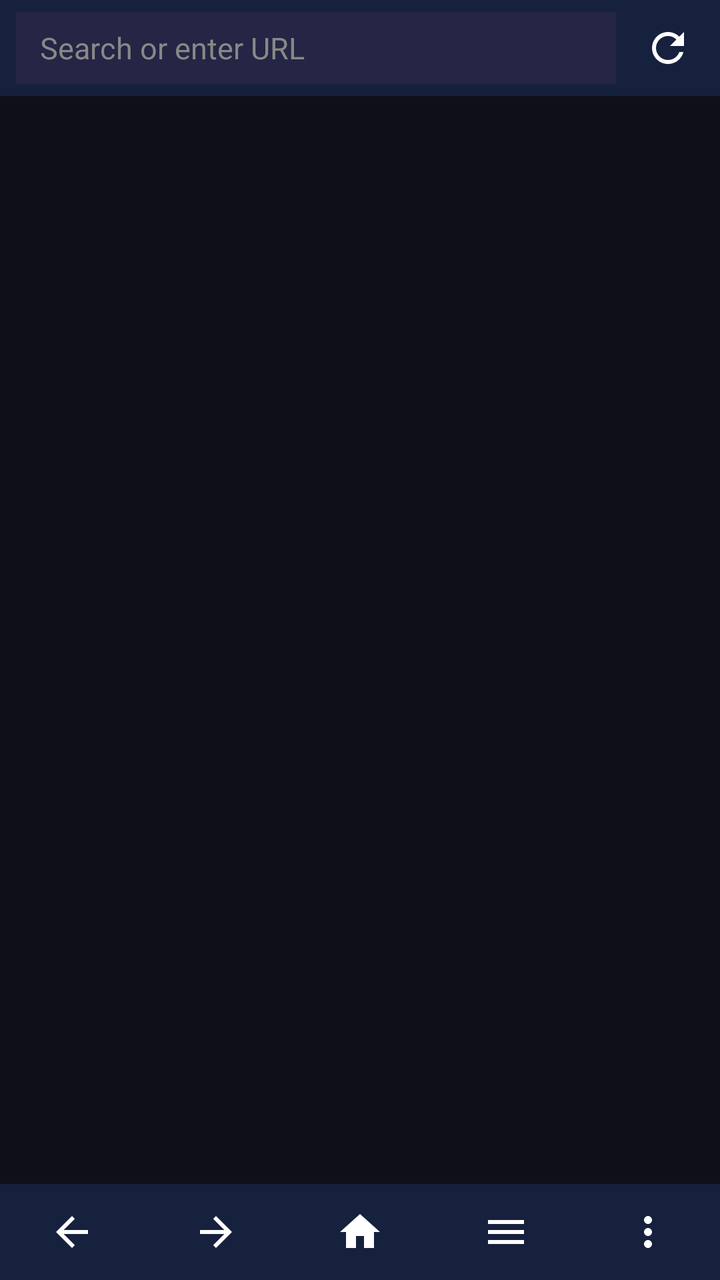
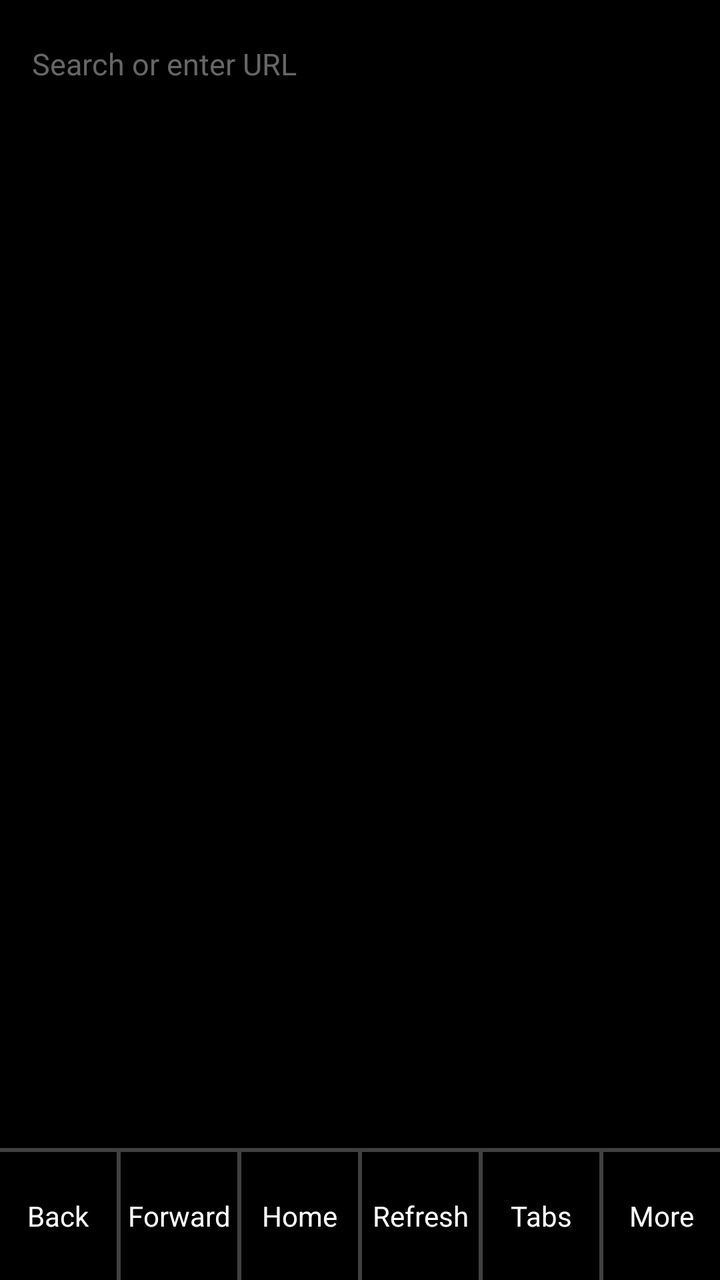

An Android layout rendered at two revisions. The XML below is the earlier revision; the diff shows what the commit changed to produce the second picture.
<!-- AndroidManifest.xml: application theme Theme.ITNSecureBrowser -->
<!-- res/layout/activity_main.xml -->
<?xml version="1.0" encoding="utf-8"?>
<LinearLayout xmlns:android="http://schemas.android.com/apk/res/android"
    android:layout_width="match_parent"
    android:layout_height="match_parent"
    android:orientation="vertical"
    android:background="@color/bg_page">

    <LinearLayout
        android:layout_width="match_parent"
        android:layout_height="48dp"
        android:orientation="horizontal"
        android:gravity="center_vertical"
        android:paddingStart="8dp"
        android:paddingEnd="8dp"
        android:background="@color/bg_toolbar">

        <EditText
            android:id="@+id/urlBar"
            android:layout_width="0dp"
            android:layout_height="36dp"
            android:layout_weight="1"
            android:background="@color/bg_field"
            android:hint="@string/hint_search"
            android:textColorHint="@color/text_secondary"
            android:textColor="@color/text_primary"
            android:textSize="15sp"
            android:singleLine="true"
            android:imeOptions="actionGo"
            android:inputType="textUri"
            android:paddingStart="12dp"
            android:paddingEnd="12dp" />

        <ImageButton
            android:id="@+id/btnRefreshStop"
            android:layout_width="36dp"
            android:layout_height="36dp"
            android:layout_marginStart="8dp"
            android:background="?android:attr/selectableItemBackgroundBorderless"
            android:contentDescription="@string/cd_refresh"
            android:src="@drawable/ic_refresh"
            android:tint="@color/text_primary" />
    </LinearLayout>

    <ProgressBar
        android:id="@+id/progressBar"
        style="?android:attr/progressBarStyleHorizontal"
        android:layout_width="match_parent"
        android:layout_height="3dp"
        android:max="100"
        android:visibility="gone" />

    <FrameLayout
        android:id="@+id/webViewContainer"
        android:layout_width="match_parent"
        android:layout_height="0dp"
        android:layout_weight="1" />

    <LinearLayout
        android:layout_width="match_parent"
        android:layout_height="48dp"
        android:orientation="horizontal"
        android:background="@color/bg_toolbar"
        android:gravity="center">

        <ImageButton
            android:id="@+id/btnBack"
            android:layout_width="0dp"
            android:layout_height="48dp"
            android:layout_weight="1"
            android:background="?android:attr/selectableItemBackgroundBorderless"
            android:contentDescription="@string/cd_back"
            android:src="@drawable/ic_back"
            android:tint="@color/text_primary" />

        <ImageButton
            android:id="@+id/btnForward"
            android:layout_width="0dp"
            android:layout_height="48dp"
            android:layout_weight="1"
            android:background="?android:attr/selectableItemBackgroundBorderless"
            android:contentDescription="@string/cd_forward"
            android:src="@drawable/ic_forward"
            android:tint="@color/text_primary" />

        <ImageButton
            android:id="@+id/btnHome"
            android:layout_width="0dp"
            android:layout_height="48dp"
            android:layout_weight="1"
            android:background="?android:attr/selectableItemBackgroundBorderless"
            android:contentDescription="@string/cd_home"
            android:src="@drawable/ic_home"
            android:tint="@color/text_primary" />

        <ImageButton
            android:id="@+id/btnTabs"
            android:layout_width="0dp"
            android:layout_height="48dp"
            android:layout_weight="1"
            android:background="?android:attr/selectableItemBackgroundBorderless"
            android:contentDescription="@string/cd_tabs"
            android:src="@drawable/ic_tabs"
            android:tint="@color/text_primary" />

        <ImageButton
            android:id="@+id/btnMore"
            android:layout_width="0dp"
            android:layout_height="48dp"
            android:layout_weight="1"
            android:background="?android:attr/selectableItemBackgroundBorderless"
            android:contentDescription="@string/cd_more"
            android:src="@drawable/ic_more"
            android:tint="@color/text_primary" />
    </LinearLayout>
</LinearLayout>
<!-- resources referenced by this layout -->
<resources>
  <color name="bg_field">#252545</color>
  <color name="bg_page">#0F0F1A</color>
  <color name="bg_toolbar">#16213E</color>
  <color name="text_primary">#FFFFFF</color>
  <color name="text_secondary">#888888</color>
  <!-- drawable ic_back (drawable) -->
  <vector xmlns:android="http://schemas.android.com/apk/res/android"
      android:width="24dp"
      android:height="24dp"
      android:viewportWidth="24"
      android:viewportHeight="24">
      <path
          android:fillColor="#FFFFFF"
          android:pathData="M20,11H7.83l5.59,-5.59L12,4l-8,8 8,8 1.41,-1.41L7.83,13H20v-2z" />
  </vector>
  <!-- drawable ic_forward (drawable) -->
  <vector xmlns:android="http://schemas.android.com/apk/res/android"
      android:width="24dp"
      android:height="24dp"
      android:viewportWidth="24"
      android:viewportHeight="24">
      <path
          android:fillColor="#FFFFFF"
          android:pathData="M12,4l-1.41,1.41L16.17,11H4v2h12.17l-5.58,5.59L12,20l8,-8z" />
  </vector>
  <!-- drawable ic_home (drawable) -->
  <vector xmlns:android="http://schemas.android.com/apk/res/android"
      android:width="24dp"
      android:height="24dp"
      android:viewportWidth="24"
      android:viewportHeight="24">
      <path
          android:fillColor="#FFFFFF"
          android:pathData="M10,20v-6h4v6h5v-8h3L12,3 2,12h3v8z"/>
  </vector>
  <!-- drawable ic_more (drawable) -->
  <vector xmlns:android="http://schemas.android.com/apk/res/android"
      android:width="24dp"
      android:height="24dp"
      android:viewportWidth="24"
      android:viewportHeight="24">
      <path
          android:fillColor="#FFFFFF"
          android:pathData="M12,8c1.1,0 2,-0.9 2,-2s-0.9,-2 -2,-2 -2,0.9 -2,2 0.9,2 2,2zM12,10c-1.1,0 -2,0.9 -2,2s0.9,2 2,2 2,-0.9 2,-2 -0.9,-2 -2,-2zM12,16c-1.1,0 -2,0.9 -2,2s0.9,2 2,2 2,-0.9 2,-2 -0.9,-2 -2,-2z"/>
  </vector>
  <!-- drawable ic_refresh (drawable) -->
  <vector xmlns:android="http://schemas.android.com/apk/res/android"
      android:width="24dp"
      android:height="24dp"
      android:viewportWidth="24"
      android:viewportHeight="24">
      <path
          android:fillColor="#FFFFFF"
          android:pathData="M17.65,6.35C16.2,4.9 14.21,4 12,4c-4.42,0 -7.99,3.58 -7.99,8s3.57,8 7.99,8c3.73,0 6.84,-2.55 7.73,-6h-2.08c-0.82,2.33 -3.04,4 -5.65,4 -3.31,0 -6,-2.69 -6,-6s2.69,-6 6,-6c1.66,0 3.14,0.69 4.22,1.78L13,11h7V4l-2.35,2.35z" />
  </vector>
  <!-- drawable ic_tabs (drawable) -->
  <vector xmlns:android="http://schemas.android.com/apk/res/android"
      android:width="24dp"
      android:height="24dp"
      android:viewportWidth="24"
      android:viewportHeight="24">
      <path
          android:fillColor="#FFFFFF"
          android:pathData="M4,6h18v2H4V6zm0,5h18v2H4v-2zm0,5h18v2H4v-2z"/>
  </vector>
  <string name="cd_back">Back</string>
  <string name="cd_forward">Forward</string>
  <string name="cd_home">Home</string>
  <string name="cd_more">More</string>
  <string name="cd_refresh">Refresh</string>
  <string name="cd_tabs">Tabs</string>
  <string name="hint_search">Search or enter URL</string>
  <style name="Theme.ITNSecureBrowser" parent="android:Theme.Material.NoActionBar">
          <item name="android:windowBackground">@color/bg_page</item>
          <item name="android:colorBackground">@color/bg_page</item>
          <item name="android:textColorPrimary">@color/text_primary</item>
          <item name="android:textColorSecondary">@color/text_secondary</item>
      </style>
</resources>

<!-- the commit's change to res/layout/activity_main.xml (unified diff, before → after) -->
@@ -3,49 +3,27 @@
     android:layout_width="match_parent"
     android:layout_height="match_parent"
     android:orientation="vertical"
-    android:background="@color/bg_page">
+    android:background="@color/bg">
 
-    <LinearLayout
+    <EditText
+        android:id="@+id/urlBar"
         android:layout_width="match_parent"
-        android:layout_height="48dp"
-        android:orientation="horizontal"
-        android:gravity="center_vertical"
-        android:paddingStart="8dp"
-        android:paddingEnd="8dp"
-        android:background="@color/bg_toolbar">
-
-        <EditText
-            android:id="@+id/urlBar"
-            android:layout_width="0dp"
-            android:layout_height="36dp"
-            android:layout_weight="1"
-            android:background="@color/bg_field"
-            android:hint="@string/hint_search"
-            android:textColorHint="@color/text_secondary"
-            android:textColor="@color/text_primary"
-            android:textSize="15sp"
-            android:singleLine="true"
-            android:imeOptions="actionGo"
-            android:inputType="textUri"
-            android:paddingStart="12dp"
-            android:paddingEnd="12dp" />
-
-        <ImageButton
-            android:id="@+id/btnRefreshStop"
-            android:layout_width="36dp"
-            android:layout_height="36dp"
-            android:layout_marginStart="8dp"
-            android:background="?android:attr/selectableItemBackgroundBorderless"
-            android:contentDescription="@string/cd_refresh"
-            android:src="@drawable/ic_refresh"
-            android:tint="@color/text_primary" />
-    </LinearLayout>
+        android:layout_height="@dimen/row_height"
+        android:background="@android:color/transparent"
+        android:hint="@string/hint_search"
+        android:textColorHint="@color/text_hint"
+        android:textColor="@color/text_primary"
+        android:textSize="15sp"
+        android:singleLine="true"
+        android:imeOptions="actionGo"
+        android:inputType="textUri"
+        android:paddingHorizontal="@dimen/padding" />
 
     <ProgressBar
         android:id="@+id/progressBar"
         style="?android:attr/progressBarStyleHorizontal"
         android:layout_width="match_parent"
-        android:layout_height="3dp"
+        android:layout_height="@dimen/divider"
         android:max="100"
         android:visibility="gone" />
 
@@ -55,61 +33,106 @@
         android:layout_height="0dp"
         android:layout_weight="1" />
 
+    <View
+        android:layout_width="match_parent"
+        android:layout_height="@dimen/divider"
+        android:background="@drawable/divider_horizontal" />
+
     <LinearLayout
         android:layout_width="match_parent"
-        android:layout_height="48dp"
+        android:layout_height="@dimen/row_height"
         android:orientation="horizontal"
-        android:background="@color/bg_toolbar"
         android:gravity="center">
 
-        <ImageButton
+        <TextView
             android:id="@+id/btnBack"
             android:layout_width="0dp"
-            android:layout_height="48dp"
+            android:layout_height="match_parent"
             android:layout_weight="1"
-            android:background="?android:attr/selectableItemBackgroundBorderless"
-            android:contentDescription="@string/cd_back"
-            android:src="@drawable/ic_back"
-            android:tint="@color/text_primary" />
+            android:gravity="center"
+            android:text="Back"
+            android:textColor="@color/text_primary"
+            android:textSize="14sp"
+            android:background="?android:attr/selectableItemBackground" />
 
-        <ImageButton
+        <View
+            android:layout_width="@dimen/divider"
+            android:layout_height="match_parent"
+            android:background="@drawable/divider_vertical" />
+
+        <TextView
             android:id="@+id/btnForward"
             android:layout_width="0dp"
-            android:layout_height="48dp"
+            android:layout_height="match_parent"
             android:layout_weight="1"
-            android:background="?android:attr/selectableItemBackgroundBorderless"
-            android:contentDescription="@string/cd_forward"
-            android:src="@drawable/ic_forward"
-            android:tint="@color/text_primary" />
+            android:gravity="center"
+            android:text="Forward"
+            android:textColor="@color/text_primary"
+            android:textSize="14sp"
+            android:background="?android:attr/selectableItemBackground" />
 
-        <ImageButton
+        <View
+            android:layout_width="@dimen/divider"
+            android:layout_height="match_parent"
+            android:background="@drawable/divider_vertical" />
+
+        <TextView
             android:id="@+id/btnHome"
             android:layout_width="0dp"
-            android:layout_height="48dp"
+            android:layout_height="match_parent"
             android:layout_weight="1"
-            android:background="?android:attr/selectableItemBackgroundBorderless"
-            android:contentDescription="@string/cd_home"
-            android:src="@drawable/ic_home"
-            android:tint="@color/text_primary" />
+            android:gravity="center"
+            android:text="Home"
+            android:textColor="@color/text_primary"
+            android:textSize="14sp"
+            android:background="?android:attr/selectableItemBackground" />
 
-        <ImageButton
+        <View
+            android:layout_width="@dimen/divider"
+            android:layout_height="match_parent"
+            android:background="@drawable/divider_vertical" />
+
+        <TextView
+            android:id="@+id/btnRefreshStop"
+            android:layout_width="0dp"
+            android:layout_height="match_parent"
+            android:layout_weight="1"
+            android:gravity="center"
+            android:text="Refresh"
+            android:textColor="@color/text_primary"
+            android:textSize="14sp"
+            android:background="?android:attr/selectableItemBackground" />
+
+        <View
+            android:layout_width="@dimen/divider"
+            android:layout_height="match_parent"
+            android:background="@drawable/divider_vertical" />
+
+        <TextView
             android:id="@+id/btnTabs"
             android:layout_width="0dp"
-            android:layout_height="48dp"
+            android:layout_height="match_parent"
             android:layout_weight="1"
-            android:background="?android:attr/selectableItemBackgroundBorderless"
-            android:contentDescription="@string/cd_tabs"
-            android:src="@drawable/ic_tabs"
-            android:tint="@color/text_primary" />
+            android:gravity="center"
+            android:text="Tabs"
+            android:textColor="@color/text_primary"
+            android:textSize="14sp"
+            android:background="?android:attr/selectableItemBackground" />
 
-        <ImageButton
+        <View
+            android:layout_width="@dimen/divider"
+            android:layout_height="match_parent"
+            android:background="@drawable/divider_vertical" />
+
+        <TextView
             android:id="@+id/btnMore"
             android:layout_width="0dp"
-            android:layout_height="48dp"
+            android:layout_height="match_parent"
             android:layout_weight="1"
-            android:background="?android:attr/selectableItemBackgroundBorderless"
-            android:contentDescription="@string/cd_more"
-            android:src="@drawable/ic_more"
-            android:tint="@color/text_primary" />
+            android:gravity="center"
+            android:text="More"
+            android:textColor="@color/text_primary"
+            android:textSize="14sp"
+            android:background="?android:attr/selectableItemBackground" />
     </LinearLayout>
 </LinearLayout>
<!-- resource entries referenced after the edit -->
@@ -1,82 +1,32 @@
 <!-- resources referenced by this layout -->
 <resources>
-  <color name="bg_field">#252545</color>
-  <color name="bg_page">#0F0F1A</color>
-  <color name="bg_toolbar">#16213E</color>
-  <color name="text_primary">#FFFFFF</color>
-  <color name="text_secondary">#888888</color>
-  <!-- drawable ic_back (drawable) -->
-  <vector xmlns:android="http://schemas.android.com/apk/res/android"
-      android:width="24dp"
-      android:height="24dp"
-      android:viewportWidth="24"
-      android:viewportHeight="24">
-      <path
-          android:fillColor="#FFFFFF"
-          android:pathData="M20,11H7.83l5.59,-5.59L12,4l-8,8 8,8 1.41,-1.41L7.83,13H20v-2z" />
-  </vector>
-  <!-- drawable ic_forward (drawable) -->
-  <vector xmlns:android="http://schemas.android.com/apk/res/android"
-      android:width="24dp"
-      android:height="24dp"
-      android:viewportWidth="24"
-      android:viewportHeight="24">
-      <path
-          android:fillColor="#FFFFFF"
-          android:pathData="M12,4l-1.41,1.41L16.17,11H4v2h12.17l-5.58,5.59L12,20l8,-8z" />
-  </vector>
-  <!-- drawable ic_home (drawable) -->
-  <vector xmlns:android="http://schemas.android.com/apk/res/android"
-      android:width="24dp"
-      android:height="24dp"
-      android:viewportWidth="24"
-      android:viewportHeight="24">
-      <path
-          android:fillColor="#FFFFFF"
-          android:pathData="M10,20v-6h4v6h5v-8h3L12,3 2,12h3v8z"/>
-  </vector>
-  <!-- drawable ic_more (drawable) -->
-  <vector xmlns:android="http://schemas.android.com/apk/res/android"
-      android:width="24dp"
-      android:height="24dp"
-      android:viewportWidth="24"
-      android:viewportHeight="24">
-      <path
-          android:fillColor="#FFFFFF"
-          android:pathData="M12,8c1.1,0 2,-0.9 2,-2s-0.9,-2 -2,-2 -2,0.9 -2,2 0.9,2 2,2zM12,10c-1.1,0 -2,0.9 -2,2s0.9,2 2,2 2,-0.9 2,-2 -0.9,-2 -2,-2zM12,16c-1.1,0 -2,0.9 -2,2s0.9,2 2,2 2,-0.9 2,-2 -0.9,-2 -2,-2z"/>
-  </vector>
-  <!-- drawable ic_refresh (drawable) -->
-  <vector xmlns:android="http://schemas.android.com/apk/res/android"
-      android:width="24dp"
-      android:height="24dp"
-      android:viewportWidth="24"
-      android:viewportHeight="24">
-      <path
-          android:fillColor="#FFFFFF"
-          android:pathData="M17.65,6.35C16.2,4.9 14.21,4 12,4c-4.42,0 -7.99,3.58 -7.99,8s3.57,8 7.99,8c3.73,0 6.84,-2.55 7.73,-6h-2.08c-0.82,2.33 -3.04,4 -5.65,4 -3.31,0 -6,-2.69 -6,-6s2.69,-6 6,-6c1.66,0 3.14,0.69 4.22,1.78L13,11h7V4l-2.35,2.35z" />
-  </vector>
-  <!-- drawable ic_tabs (drawable) -->
-  <vector xmlns:android="http://schemas.android.com/apk/res/android"
-      android:width="24dp"
-      android:height="24dp"
-      android:viewportWidth="24"
-      android:viewportHeight="24">
-      <path
-          android:fillColor="#FFFFFF"
-          android:pathData="M4,6h18v2H4V6zm0,5h18v2H4v-2zm0,5h18v2H4v-2z"/>
-  </vector>
-  <string name="cd_back">Back</string>
-  <string name="cd_forward">Forward</string>
-  <string name="cd_home">Home</string>
-  <string name="cd_more">More</string>
-  <string name="cd_refresh">Refresh</string>
-  <string name="cd_tabs">Tabs</string>
+  <color name="bg">@android:color/black</color>
+  <color name="text_hint">#FF666666</color>
+  <color name="text_primary">@android:color/white</color>
+  <dimen name="divider">2dp</dimen>
+  <dimen name="padding">16dp</dimen>
+  <dimen name="row_height">64dp</dimen>
+  <!-- drawable divider_horizontal (drawable) -->
+  <?xml version="1.0" encoding="utf-8"?>
+  <shape xmlns:android="http://schemas.android.com/apk/res/android"
+      android:shape="rectangle">
+      <solid android:color="@color/divider" />
+      <size android:height="@dimen/divider" />
+  </shape>
+  <!-- drawable divider_vertical (drawable) -->
+  <?xml version="1.0" encoding="utf-8"?>
+  <shape xmlns:android="http://schemas.android.com/apk/res/android"
+      android:shape="rectangle">
+      <solid android:color="@color/divider" />
+      <size android:width="@dimen/divider" />
+  </shape>
   <string name="hint_search">Search or enter URL</string>
   <style name="Theme.ITNSecureBrowser" parent="android:Theme.Material.NoActionBar">
-          <item name="android:windowBackground">@color/bg_page</item>
-          <item name="android:colorBackground">@color/bg_page</item>
-          <item name="android:textColorPrimary">@color/text_primary</item>
-          <item name="android:textColorSecondary">@color/text_secondary</item>
+          <item name="android:windowNoTitle">true</item>
+          <item name="android:windowFullscreen">false</item>
+          <item name="android:statusBarColor">@android:color/transparent</item>
+          <item name="android:navigationBarColor">@android:color/transparent</item>
       </style>
+  <color name="divider">#80808080</color>
 </resources>
 
